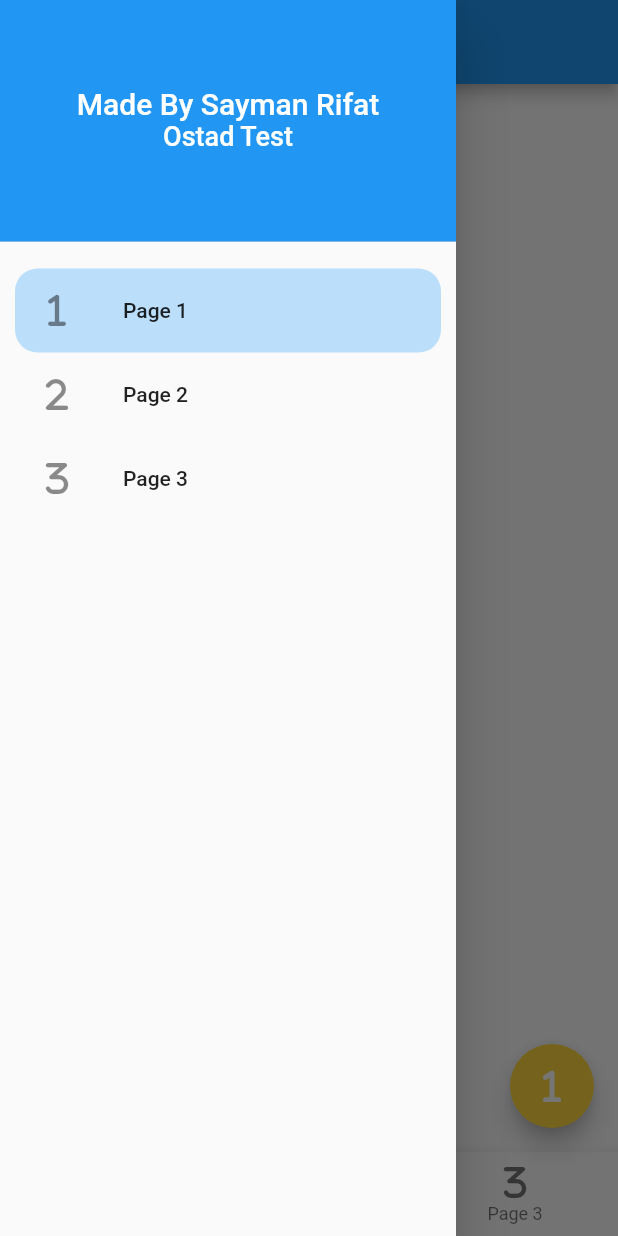
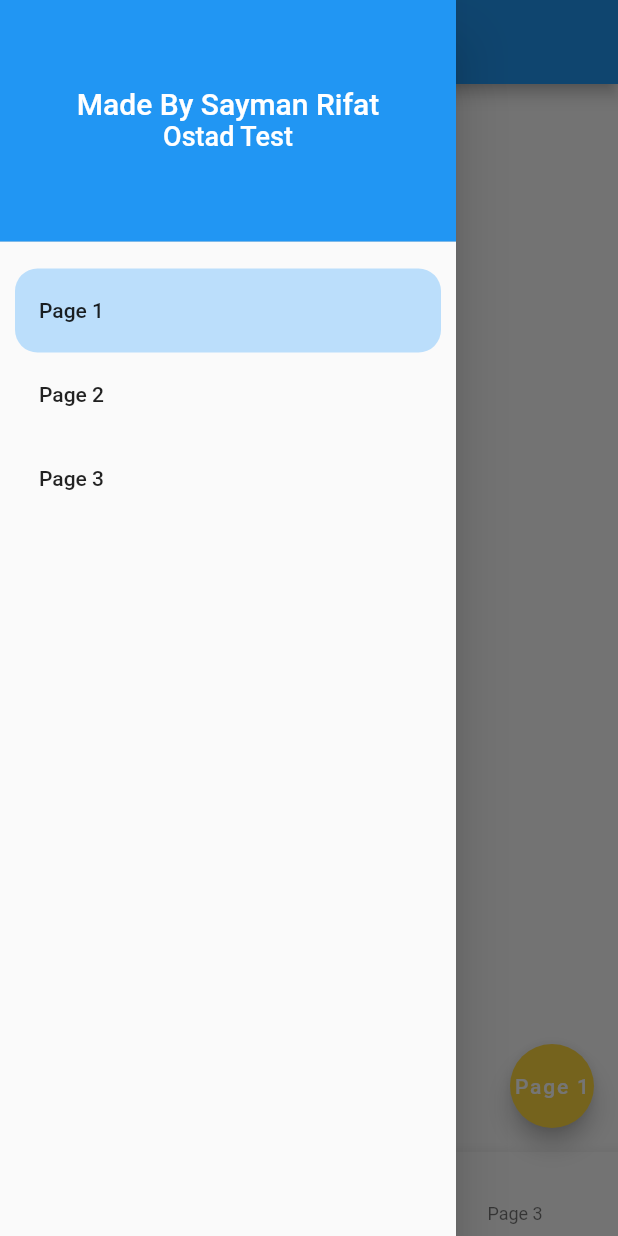
Before and after one commit to saymanrifat/ostad_test_flutter_beginning, a Flutter app: the screen it shows after launch, with the side drawer open, on a phone screen of 412 x 824 dp. Run offline on Flutter 3.47's test engine with Material 2 defaults, Android fonts, the light colour scheme and no system bars.

Commit message:
Third And Final Commit

```diff
--- a/lib/main.dart
+++ b/lib/main.dart
@@ -1,7 +1,4 @@
-import 'dart:io';
-
 import 'package:flutter/material.dart';
-import 'package:font_awesome_flutter/font_awesome_flutter.dart';
 
 void main() {
   runApp(const BaseApp());
@@ -119,7 +116,6 @@ class _HostMainPageState extends State<HostMainPage>
                   return ListTile(
                     shape: RoundedRectangleBorder(
                         borderRadius: BorderRadius.circular(15)),
-                    leading: imageData(index),
                     title: Text(labelData(index)),
                     onTap: () {
                       selectedTab(index);
@@ -143,26 +139,17 @@ class _HostMainPageState extends State<HostMainPage>
         },
         currentIndex: selectedIndex,
         items: [
-          BottomNavigationBarItem(icon: imageData(0), label: labelData(0)),
-          BottomNavigationBarItem(icon: imageData(1), label: labelData(1)),
-          BottomNavigationBarItem(icon: imageData(2), label: labelData(2)),
+          BottomNavigationBarItem(icon: Icon(null), label: labelData(0)),
+          BottomNavigationBarItem(icon: Icon(null), label: labelData(1)),
+          BottomNavigationBarItem(icon: Icon(null), label: labelData(2)),
         ],
       ),
       floatingActionButton: FloatingActionButton(
         onPressed: () {},
-        child: imageData(selectedIndex),
+        child: Text(labelData(selectedIndex)),
         backgroundColor: bodyBackgroundColor(selectedIndex),
       ),
     );
-  }
-
-  imageData(int index) {
-    List iconArray = [
-      Icon(FontAwesomeIcons.one),
-      Icon(FontAwesomeIcons.two),
-      Icon(FontAwesomeIcons.three)
-    ];
-    return iconArray[index];
   }
 
   labelData(int index) {
```
